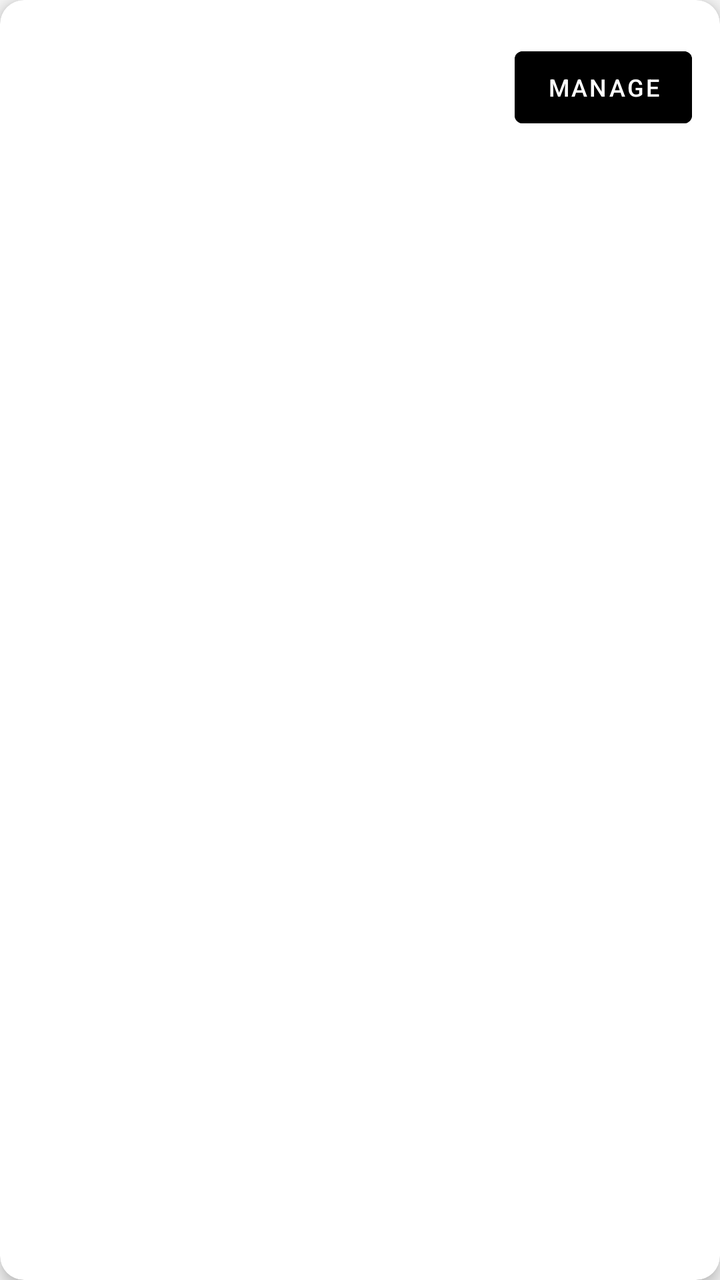
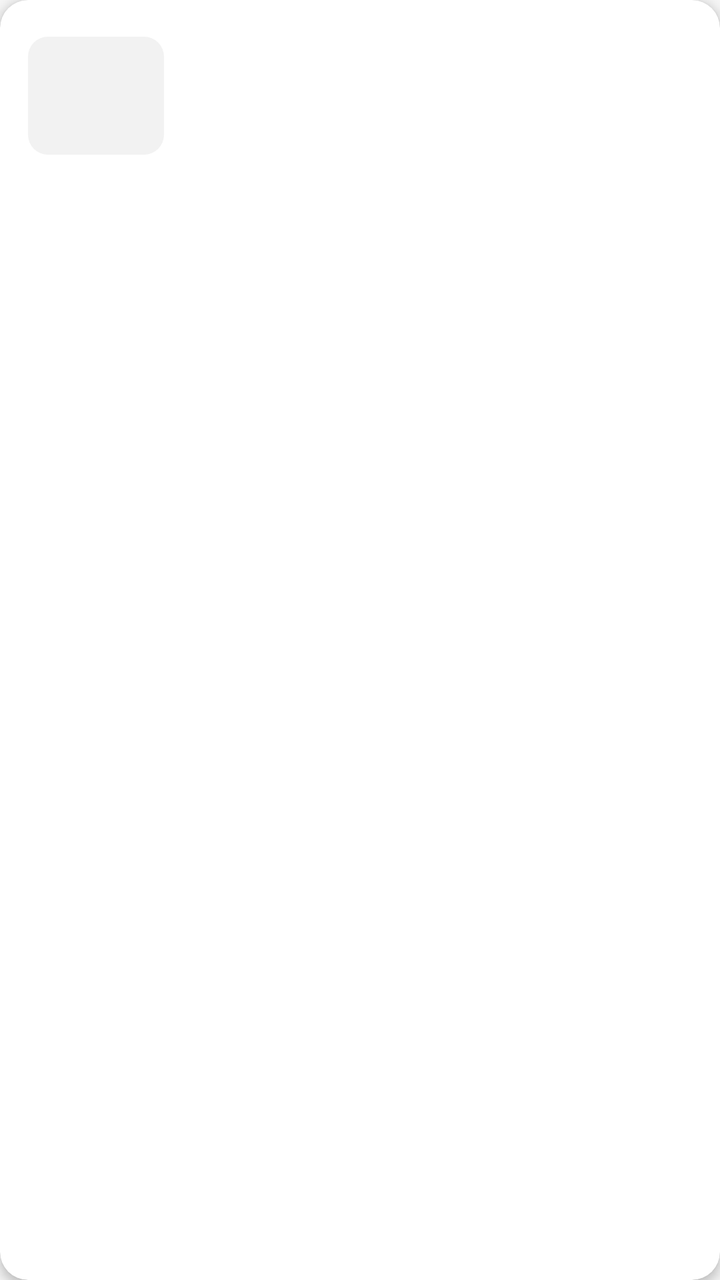

Screens rendered from an Android XML layout before and after an edit, with the pre-edit source and the edit as a unified diff.
<!-- AndroidManifest.xml: application theme Theme.TheGentlemensBar -->
<!-- res/layout/item_staff_booking.xml -->
<?xml version="1.0" encoding="utf-8"?>
<androidx.cardview.widget.CardView xmlns:android="http://schemas.android.com/apk/res/android"
    xmlns:app="http://schemas.android.com/apk/res-auto"
    android:layout_width="match_parent"
    android:layout_height="wrap_content"
    android:layout_margin="6dp"
    app:cardCornerRadius="12dp"
    app:cardElevation="4dp">

    <LinearLayout
        android:layout_width="match_parent"
        android:layout_height="wrap_content"
        android:orientation="horizontal"
        android:gravity="center_vertical"
        android:padding="14dp">

        <TextView
            android:id="@+id/staffBookingTime"
            android:layout_width="64dp"
            android:layout_height="wrap_content"
            android:textSize="18sp"
            android:textStyle="bold"
            android:textColor="@color/black"/>

        <LinearLayout
            android:layout_width="0dp"
            android:layout_height="wrap_content"
            android:layout_weight="1"
            android:orientation="vertical">

            <TextView
                android:id="@+id/staffBookingCustomer"
                android:layout_width="wrap_content"
                android:layout_height="wrap_content"
                android:textSize="16sp"
                android:textStyle="bold"
                android:textColor="@color/black"/>

            <TextView
                android:id="@+id/staffBookingService"
                android:layout_width="wrap_content"
                android:layout_height="wrap_content"
                android:textColor="@color/gray"/>

            <TextView
                android:id="@+id/staffBookingStatus"
                android:layout_width="wrap_content"
                android:layout_height="wrap_content"
                android:textStyle="bold"/>
        </LinearLayout>

        <Button
            android:id="@+id/staffManageBtn"
            android:layout_width="wrap_content"
            android:layout_height="wrap_content"
            android:text="Manage"
            android:textSize="12sp"
            android:backgroundTint="@color/black"
            android:textColor="@android:color/white"/>
    </LinearLayout>
</androidx.cardview.widget.CardView>
<!-- resources referenced by this layout -->
<resources>
  <color name="black">#FF000000</color>
  <color name="gray">#666666</color>
  <style name="Theme.TheGentlemensBar" parent="Theme.MaterialComponents.Light.NoActionBar">
          
          <item name="colorPrimary">@color/black</item>
          <item name="colorPrimaryVariant">@color/black</item>
          <item name="colorOnPrimary">@color/white</item>
  
          
          <item name="colorSecondary">@color/black</item>
          <item name="colorOnSecondary">@color/white</item>
  
          
          <item name="android:statusBarColor">@color/black</item>
  
          
          <item name="android:windowBackground">#F5F5F5</item>
          <item name="colorSurface">@color/white</item>
          <item name="colorOnSurface">@color/black</item>
      </style>
  <color name="white">#FFFFFFFF</color>
</resources>

<!-- the commit's change to res/layout/item_staff_booking.xml (unified diff, before → after) -->
@@ -4,8 +4,12 @@
     android:layout_width="match_parent"
     android:layout_height="wrap_content"
     android:layout_margin="6dp"
-    app:cardCornerRadius="12dp"
-    app:cardElevation="4dp">
+    android:clickable="true"
+    android:focusable="true"
+    android:foreground="?android:attr/selectableItemBackground"
+    app:cardBackgroundColor="@color/white"
+    app:cardCornerRadius="14dp"
+    app:cardElevation="3dp">
 
     <LinearLayout
         android:layout_width="match_parent"
@@ -14,18 +18,36 @@
         android:gravity="center_vertical"
         android:padding="14dp">
 
-        <TextView
-            android:id="@+id/staffBookingTime"
-            android:layout_width="64dp"
+        <LinearLayout
+            android:layout_width="wrap_content"
             android:layout_height="wrap_content"
-            android:textSize="18sp"
-            android:textStyle="bold"
-            android:textColor="@color/black"/>
+            android:minWidth="68dp"
+            android:orientation="vertical"
+            android:gravity="center"
+            android:padding="10dp"
+            android:background="@drawable/bg_time_block">
+
+            <TextView
+                android:id="@+id/staffBookingTime"
+                android:layout_width="wrap_content"
+                android:layout_height="wrap_content"
+                android:textSize="18sp"
+                android:textStyle="bold"
+                android:textColor="@color/black"/>
+
+            <TextView
+                android:id="@+id/staffBookingDuration"
+                android:layout_width="wrap_content"
+                android:layout_height="wrap_content"
+                android:textSize="11sp"
+                android:textColor="@color/gray"/>
+        </LinearLayout>
 
         <LinearLayout
             android:layout_width="0dp"
             android:layout_height="wrap_content"
             android:layout_weight="1"
+            android:layout_marginStart="12dp"
             android:orientation="vertical">
 
             <TextView
@@ -40,22 +62,26 @@
                 android:id="@+id/staffBookingService"
                 android:layout_width="wrap_content"
                 android:layout_height="wrap_content"
+                android:textSize="13sp"
                 android:textColor="@color/gray"/>
 
             <TextView
                 android:id="@+id/staffBookingStatus"
                 android:layout_width="wrap_content"
                 android:layout_height="wrap_content"
+                android:layout_marginTop="6dp"
+                android:paddingHorizontal="10dp"
+                android:paddingVertical="3dp"
+                android:textSize="12sp"
                 android:textStyle="bold"/>
         </LinearLayout>
 
-        <Button
-            android:id="@+id/staffManageBtn"
+        <TextView
+            android:id="@+id/staffBookingPrice"
             android:layout_width="wrap_content"
             android:layout_height="wrap_content"
-            android:text="Manage"
-            android:textSize="12sp"
-            android:backgroundTint="@color/black"
-            android:textColor="@android:color/white"/>
+            android:textSize="16sp"
+            android:textStyle="bold"
+            android:textColor="@color/black"/>
     </LinearLayout>
 </androidx.cardview.widget.CardView>
<!-- resource entries referenced after the edit -->
@@ -20,6 +20,13 @@
           <item name="colorSurface">@color/white</item>
           <item name="colorOnSurface">@color/black</item>
       </style>
+  <color name="surface_muted">#F2F2F2</color>
   <color name="white">#FFFFFFFF</color>
+  <!-- drawable bg_time_block (drawable) -->
+  <?xml version="1.0" encoding="utf-8"?>
+  <shape xmlns:android="http://schemas.android.com/apk/res/android" android:shape="rectangle">
+      <solid android:color="@color/surface_muted"/>
+      <corners android:radius="10dp"/>
+  </shape>
 </resources>
 
